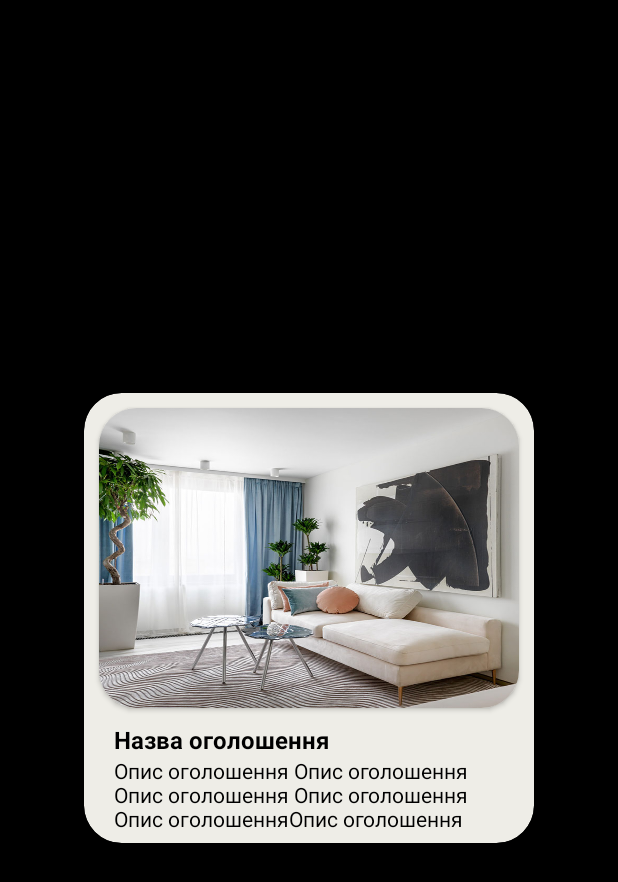
After one commit to OrestPalii/Lendory, an Android app: the layout recycle_item.xml on its own in the app's theme, with its tools: preview values and no code run, on a phone screen of 412 x 824 dp. The commit adds this screen. Shown: the top 882 px of the screen. Run offline under Robolectric (Android 15) with nearby library versions, the phone set to English and light mode, and no system bars.

Commit message:
serves plus some design

```diff
--- a/app/build.gradle
+++ b/app/build.gradle
@@ -1,6 +1,9 @@
 plugins {
     id 'com.android.application'
 }
+
+apply plugin: 'com.android.application'
+apply plugin: 'com.google.gms.google-services'
 
 android {
     compileSdk 32
@@ -35,4 +38,6 @@ dependencies {
     testImplementation 'junit:junit:4.13.2'
     androidTestImplementation 'androidx.test.ext:junit:1.1.3'
     androidTestImplementation 'androidx.test.espresso:espresso-core:3.4.0'
+    implementation platform('com.google.firebase:firebase-bom:29.2.1')
+    implementation 'com.google.firebase:firebase-database:20.0.4'
 }
--- a/app/src/main/AndroidManifest.xml
+++ b/app/src/main/AndroidManifest.xml
@@ -1,7 +1,7 @@
 <?xml version="1.0" encoding="utf-8"?>
 <manifest xmlns:android="http://schemas.android.com/apk/res/android"
     package="com.quaice.lendory">
-
+    <uses-permission android:name="android.permission.INTERNET" />
     <application
         android:allowBackup="true"
         android:icon="@mipmap/ic_launcher"
--- /dev/null
+++ b/app/src/main/res/layout/recycle_item.xml
@@ -0,0 +1,51 @@
+<?xml version="1.0" encoding="utf-8"?>
+<RelativeLayout xmlns:android="http://schemas.android.com/apk/res/android"
+    xmlns:tools="http://schemas.android.com/tools"
+    android:layout_width="match_parent"
+    android:layout_height="match_parent"
+    xmlns:app="http://schemas.android.com/apk/res-auto"
+    android:background="@color/black">
+    <androidx.cardview.widget.CardView
+        android:layout_width="300dp"
+        android:layout_height="300dp"
+        android:layout_centerInParent="true"
+        app:cardCornerRadius="25dp"
+        app:cardBackgroundColor="#EEEDE7">
+        <RelativeLayout
+            android:layout_width="match_parent"
+            android:layout_height="match_parent">
+            <androidx.cardview.widget.CardView
+                android:layout_width="match_parent"
+                android:layout_height="200dp"
+                android:layout_centerHorizontal="true"
+                android:layout_margin="10dp"
+                app:cardCornerRadius="25dp"
+                app:cardBackgroundColor="#EEEDE7">
+                <ImageView
+                    android:layout_width="match_parent"
+                    android:layout_height="match_parent"
+                    android:background="@drawable/test"></ImageView>
+            </androidx.cardview.widget.CardView>
+            <TextView
+                android:id="@+id/name"
+                android:layout_width="match_parent"
+                android:layout_height="wrap_content"
+                android:text="Назва оголошення"
+                android:layout_marginTop="220dp"
+                android:layout_marginLeft="20dp"
+                android:layout_marginRight="20dp"
+                android:textColor="@color/black"
+                android:textStyle="bold"
+                android:textSize="16dp"></TextView>
+            <TextView
+                android:layout_below="@+id/name"
+                android:layout_width="match_parent"
+                android:layout_height="wrap_content"
+                android:text="Опис оголошення Опис оголошення Опис оголошення Опис оголошення Опис оголошенняОпис оголошення"
+                android:layout_marginLeft="20dp"
+                android:layout_marginRight="20dp"
+                android:textColor="@color/black"
+                android:textSize="14dp"></TextView>
+        </RelativeLayout>
+    </androidx.cardview.widget.CardView>
+</RelativeLayout>
--- a/settings.gradle
+++ b/settings.gradle
@@ -6,10 +6,11 @@ pluginManagement {
     }
 }
 dependencyResolutionManagement {
-    repositoriesMode.set(RepositoriesMode.FAIL_ON_PROJECT_REPOS)
+    repositoriesMode.set(RepositoriesMode.PREFER_SETTINGS)
     repositories {
         google()
         mavenCentral()
+        maven { url 'https://jitpack.io' }
     }
 }
 rootProject.name = "Lendory"
```
Also changed, not shown: app/src/main/java/com/quaice/lendory/Adv.java (added, +29 -0 lines), app/src/main/java/com/quaice/lendory/MainActivity.java (+28 -5 lines), app/src/main/res/layout/activity_main.xml (+7 -10 lines), build.gradle (+16 -0 lines), app/src/main/res/drawable/test.jpg (added).
